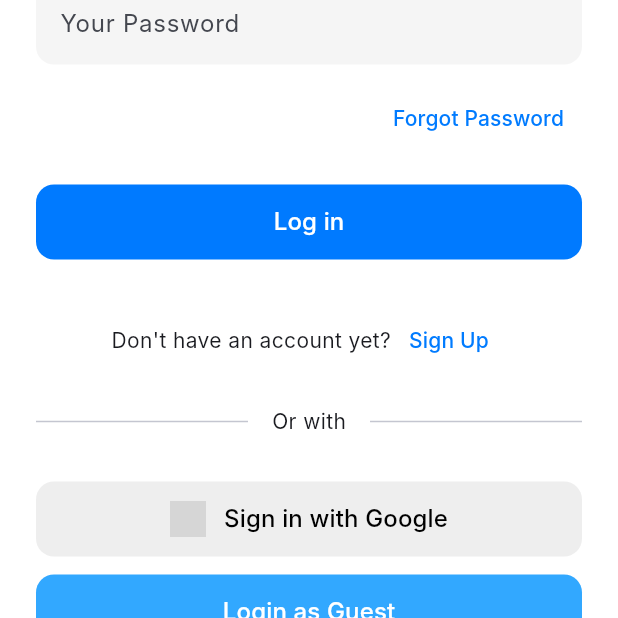
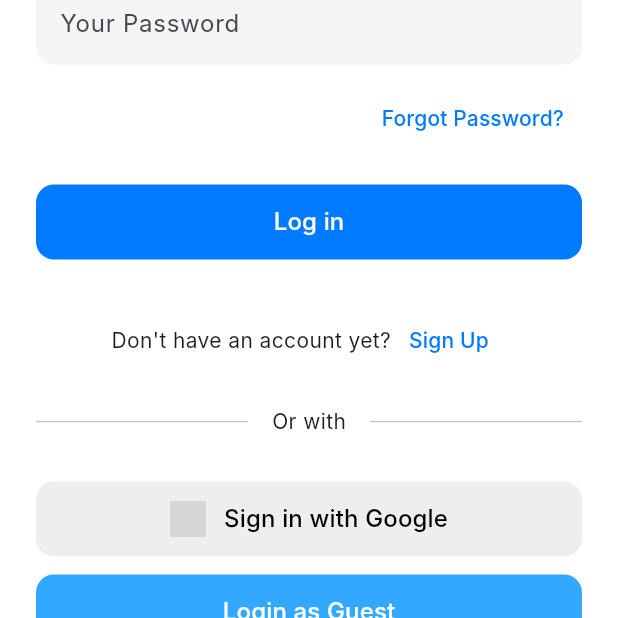
Before and after one commit to jysnz/AI-SKINWISE-V2, a Flutter app: the screen it shows after launch, on a phone screen of 412 x 824 dp, the part 507-1125 px from its top. Run offline on Flutter 3.47's test engine with Material 3 defaults, Android fonts, the phone set to English and light mode, and no system bars; our stand-ins replace camera, google_fonts, google_sign_in, image_picker, supabase_flutter; accounts and stored records are empty; network calls fail; Roboto replaces fonts that are missing (Inter); grey boxes are pictures that could not be loaded.

Commit message:
Fixed the type in forgot password in log in

```diff
--- a/lib/Pages/LoginSignInPage/Login.dart
+++ b/lib/Pages/LoginSignInPage/Login.dart
@@ -163,7 +163,7 @@ class _LoginState extends State<Login> {
                       ),
                     );
                   },
-                  child: const Text('Forgot Password'),
+                  child: const Text('Forgot Password?'),
                 ),
               ),
               const SizedBox(height: 20),
```
